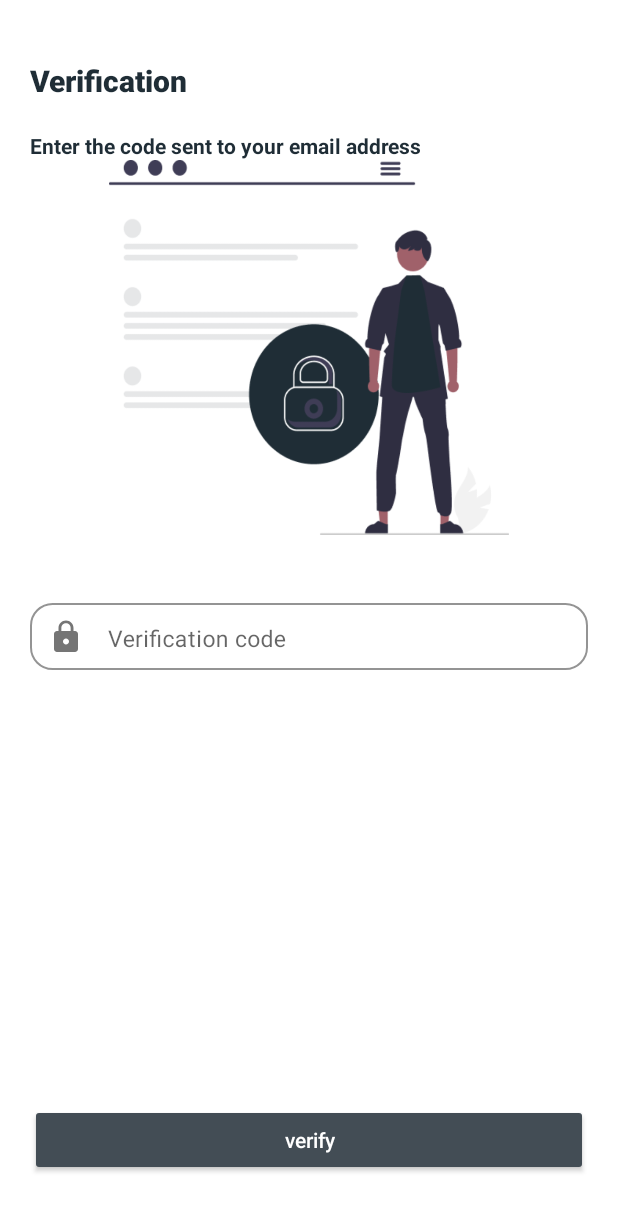
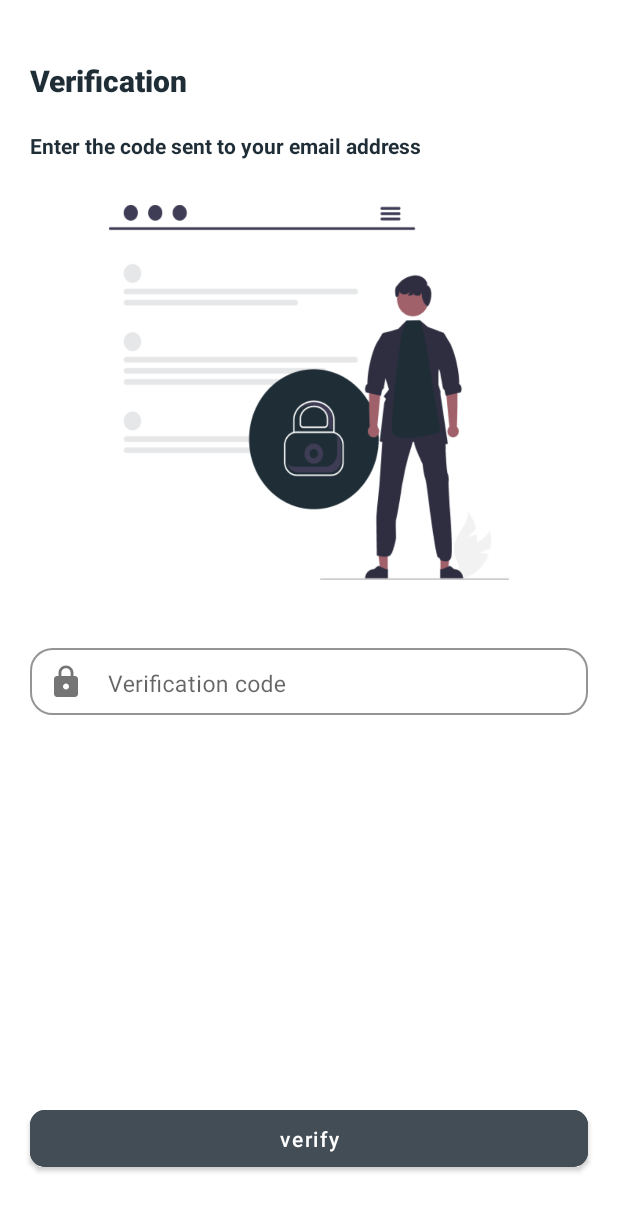
Before and after one commit to Jayjerome/GoFundMe, an Android app: the VerificationFragment screen opened through its navigation route, on a phone screen of 412 x 824 dp. Shown: the top 1211 px of the screen. Run offline under Robolectric (Android 15) with nearby library versions, the phone set to English and light mode, and no system bars.

Commit message:
Quick fix

```diff
--- a/app/src/main/res/layout/fragment_verification.xml
+++ b/app/src/main/res/layout/fragment_verification.xml
@@ -33,6 +33,7 @@
         android:id="@+id/appCompatImageView"
         android:layout_width="300dp"
         android:layout_height="250dp"
+        android:layout_marginTop="30dp"
         android:src="@drawable/verification_image"
         app:layout_constraintEnd_toEndOf="parent"
         app:layout_constraintHorizontal_bias="0.5"
@@ -68,12 +69,13 @@
 
     </com.google.android.material.textfield.TextInputLayout>
 
-    <androidx.appcompat.widget.AppCompatButton
+    <Button
         android:layout_width="0dp"
-        android:layout_height="wrap_content"
+        android:layout_height="50dp"
         android:text="@string/verify"
         android:textColor="@color/colorOnPrimary"
         android:textAllCaps="false"
+        app:cornerRadius="10dp"
         android:layout_marginBottom="40dp"
         android:layout_marginStart="20dp"
         android:layout_marginEnd="20dp"
```
